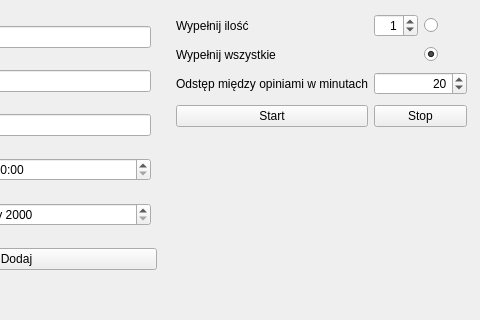
Old version of the form mainwindow.ui in the repository MrMock/-automatic_opinion; both pictures show x 134 to 614 and y 0 to 320 of the 614 by 514 pixel window.
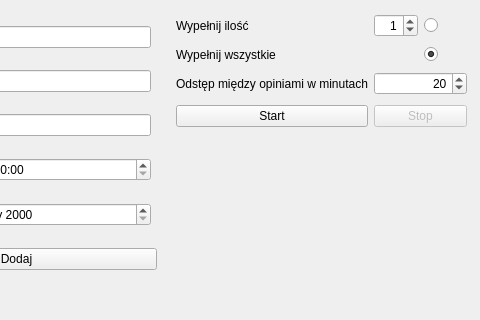
New version of the form. Icons and pictures are not drawn.

Patch:
```diff
--- a/mainwindow.ui
+++ b/mainwindow.ui
@@ -244,7 +244,10 @@
       </widget>
      </item>
      <item row="3" column="1" colspan="2">
-      <widget class="QPushButton" name="pushButton">
+      <widget class="QPushButton" name="button_stop">
+       <property name="enabled">
+        <bool>false</bool>
+       </property>
        <property name="text">
         <string>Stop</string>
        </property>
```
Left out of the diff: 2 changed lines with no effect on the pictures.
